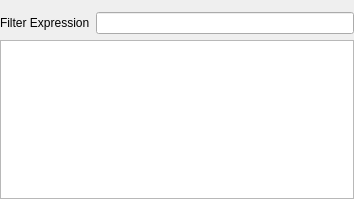
This is copasi/UI/CQEFMListWidget.ui in copasi/COPASI as Qt 5 draws it before an edit. The edited form follows.
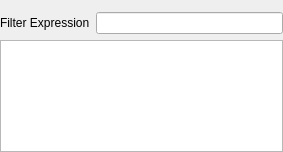
This is the edited form.

```diff
--- a/copasi/UI/CQEFMListWidget.ui
+++ b/copasi/UI/CQEFMListWidget.ui
@@ -18,8 +18,8 @@
    <rect>
     <x>0</x>
     <y>0</y>
-    <width>354</width>
-    <height>199</height>
+    <width>283</width>
+    <height>152</height>
    </rect>
   </property>
   <property name="windowTitle" >
@@ -56,6 +56,9 @@
      <property name="sortingEnabled" >
       <bool>true</bool>
      </property>
+     <attribute name="verticalHeaderVisible">
+      <bool>false</bool>
+     </attribute>
     </widget>
    </item>
   </layout>
```
Left out of the diff: 14 changed lines with no effect on the pictures.
